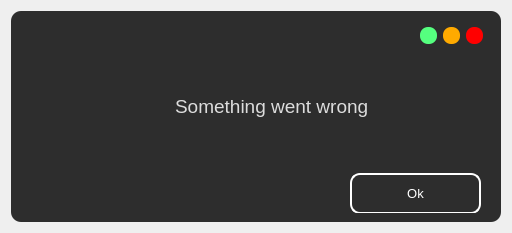
Qt form frontend/alert_dialog.ui (Android-Jester/iAttend) before a commit.
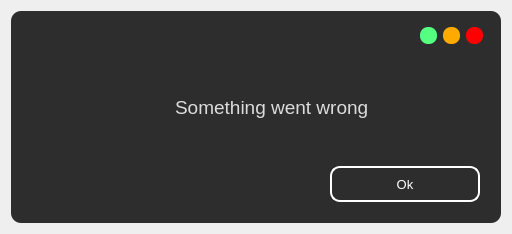
The same form after that commit. Icons and pictures are not drawn.

```diff
--- a/frontend/alert_dialog.ui
+++ b/frontend/alert_dialog.ui
@@ -7,7 +7,7 @@
     <x>0</x>
     <y>0</y>
     <width>512</width>
-    <height>233</height>
+    <height>234</height>
    </rect>
   </property>
   <property name="windowTitle">
@@ -265,16 +265,41 @@
          <enum>QFrame::NoFrame</enum>
         </property>
         <property name="frameShadow">
+         <enum>QFrame::Plain</enum>
+        </property>
+        <layout class="QHBoxLayout" name="horizontalLayout_3">
+         <property name="spacing">
+          <number>9</number>
+         </property>
+         <property name="leftMargin">
+          <number>12</number>
+         </property>
+         <property name="topMargin">
+          <number>12</number>
+         </property>
+         <property name="rightMargin">
+          <number>12</number>
+         </property>
+         <property name="bottomMargin">
+          <number>12</number>
+         </property>
+         <item>
+          <widget class="QFrame" name="frame_2">
+           <property name="frameShape">
+            <enum>QFrame::StyledPanel</enum>
+           </property>
+           <property name="frameShadow">
          <enum>QFrame::Raised</enum>
         </property>
+          </widget>
+         </item>
+         <item>
         <widget class="QPushButton" name="btn_close_alert">
-         <property name="geometry">
-          <rect>
-           <x>330</x>
-           <y>20</y>
-           <width>131</width>
-           <height>41</height>
-          </rect>
+           <property name="maximumSize">
+            <size>
+             <width>150</width>
+             <height>40</height>
+            </size>
          </property>
          <property name="font">
           <font>
@@ -310,6 +335,8 @@
           <bool>true</bool>
          </property>
         </widget>
+         </item>
+        </layout>
        </widget>
       </item>
      </layout>
```
Left out of the diff: 2 changed lines with no effect on the pictures. Lines whose indentation alone changed are shown as unchanged.
